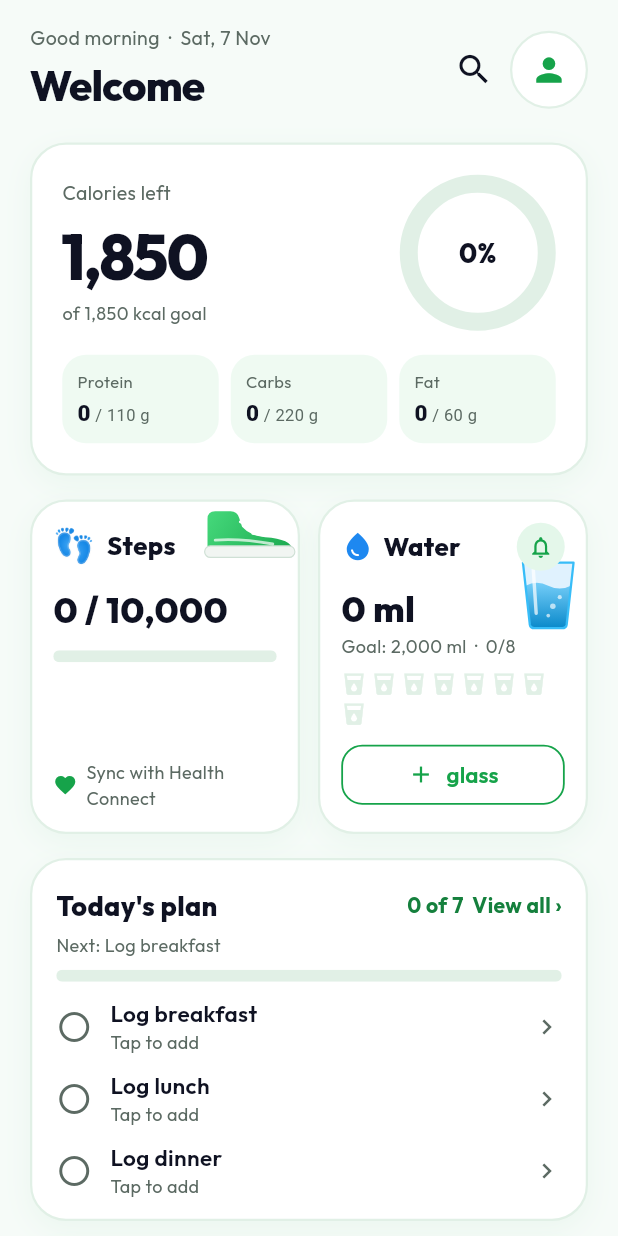
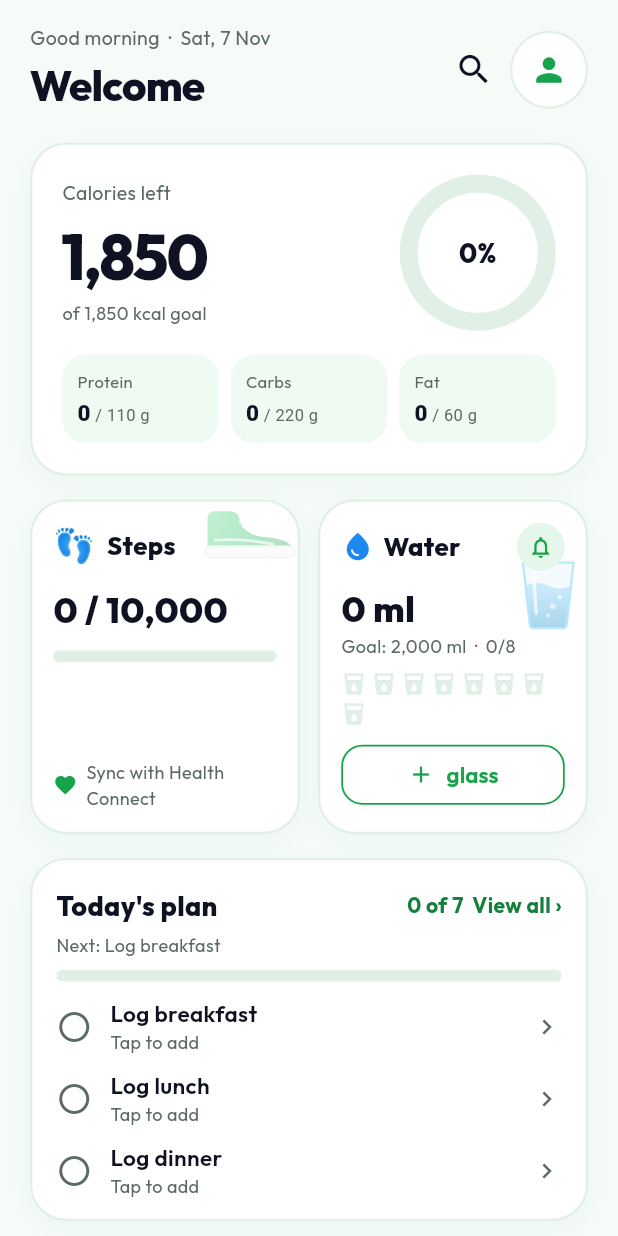
Before and after one commit to kuldeeppal981/Healthy, a Flutter app: the HomeScreen widget shown alone on an empty page, opened directly with empty values, on a phone screen of 412 x 824 dp. Run offline on Flutter 3.47's test engine with Material 3 defaults, Android fonts, the phone set to English and light mode, and no system bars; our stand-ins replace audioplayers, camera, firebase_core, firebase_messaging, flutter_local_notifications, google_fonts and 10 more; missing offline and left inert: google_mlkit_pose_detection, google_mlkit_text_recognition, health, home_widget, mobile_scanner; accounts and stored records are empty.

Commit message:
Home: shoe and glass art 35% opacity
Co-Authored-By: Claude Sonnet 5.5 <noreply@anthropic.com>
Claude-Session: https://claude.ai/code/session_01Dbx7dGWMVvpe3BomYpyXbp

```diff
--- a/lib/screens/home_screen.dart
+++ b/lib/screens/home_screen.dart
@@ -640,7 +640,7 @@ class HomeScreen extends StatelessWidget {
                   right: -14,
                   top: -14,
                   child: IgnorePointer(
-                    child: const ShoeArt(width: 64),
+                    child: const Opacity(opacity: 0.35, child: ShoeArt(width: 64)),
                   ),
                 ),
                 Column(
@@ -702,7 +702,7 @@ class HomeScreen extends StatelessWidget {
             right: -12,
             top: 22,
             child: IgnorePointer(
-              child: const GlassArt(width: 46),
+              child: const Opacity(opacity: 0.35, child: GlassArt(width: 46)),
             ),
           ),
           Column(
```
